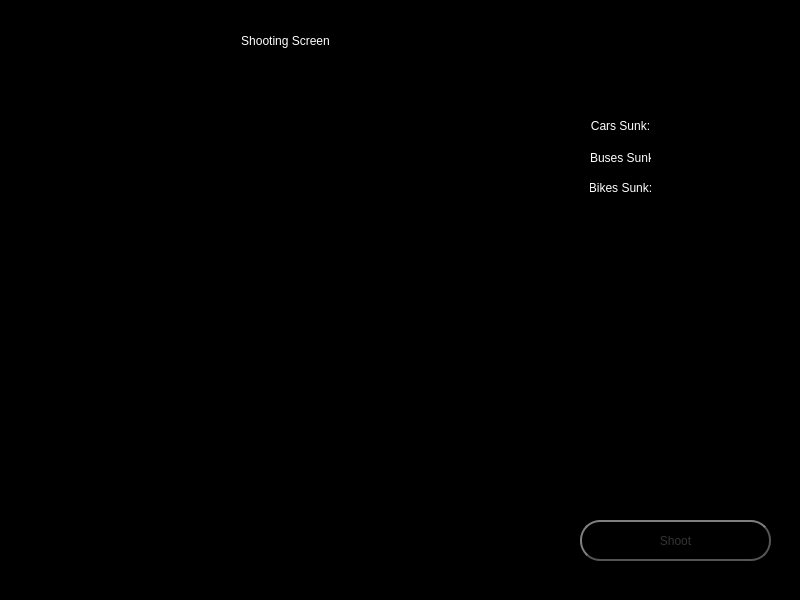
The window that FrontEndMain/FrontEndMain/menuwindow.ui (drewanderson17/BattleShips) describes before a commit, drawn with Qt 5.
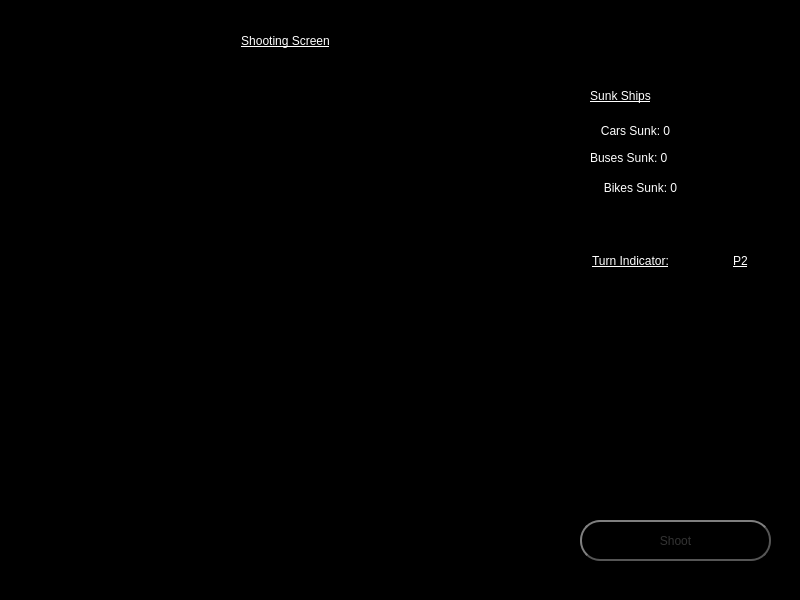
The same window after the commit. The open tabs and pages were chosen to show the change. Icons and pictures are not drawn.

Commit message: Added Ship and Grid files to FronEndMain

```diff
--- a/FrontEndMain/FrontEndMain/menuwindow.ui
+++ b/FrontEndMain/FrontEndMain/menuwindow.ui
@@ -1142,7 +1142,8 @@
        </rect>
       </property>
       <property name="styleSheet">
-       <string notr="true">font: 18pt &quot;MS Shell Dlg 2&quot;;
+       <string notr="true">font: 75 22pt &quot;MS Shell Dlg 2&quot;;
+text-decoration: underline;
 color: rgb(255, 255, 255);</string>
       </property>
       <property name="text">
@@ -1155,9 +1156,9 @@
      <widget class="QLabel" name="carsSunkLabel">
       <property name="geometry">
        <rect>
-        <x>590</x>
-        <y>115</y>
-        <width>61</width>
+        <x>580</x>
+        <y>120</y>
+        <width>111</width>
         <height>21</height>
        </rect>
       </property>
@@ -1165,7 +1166,7 @@
        <string notr="true">color: rgb(255, 255, 255);</string>
       </property>
       <property name="text">
-       <string>Cars Sunk:</string>
+       <string>Cars Sunk: 0</string>
       </property>
       <property name="alignment">
        <set>Qt::AlignCenter</set>
@@ -1176,7 +1177,7 @@
        <rect>
         <x>590</x>
         <y>150</y>
-        <width>61</width>
+        <width>101</width>
         <height>16</height>
        </rect>
       </property>
@@ -1184,7 +1185,7 @@
        <string notr="true">color: rgb(255, 255, 255);</string>
       </property>
       <property name="text">
-       <string>Buses Sunk:</string>
+       <string>Buses Sunk: 0</string>
       </property>
      </widget>
      <widget class="QLabel" name="BikesSunkLabel">
@@ -1192,7 +1193,7 @@
        <rect>
         <x>590</x>
         <y>180</y>
-        <width>61</width>
+        <width>101</width>
         <height>16</height>
        </rect>
       </property>
@@ -1200,7 +1201,7 @@
        <string notr="true">color: rgb(255, 255, 255);</string>
       </property>
       <property name="text">
-       <string>Bikes Sunk:</string>
+       <string>Bikes Sunk: 0</string>
       </property>
       <property name="alignment">
        <set>Qt::AlignCenter</set>
@@ -1248,6 +1249,69 @@
        <string>Shoot</string>
       </property>
      </widget>
+     <widget class="QLabel" name="shipsRemainLabel">
+      <property name="geometry">
+       <rect>
+        <x>550</x>
+        <y>80</y>
+        <width>141</width>
+        <height>31</height>
+       </rect>
+      </property>
+      <property name="styleSheet">
+       <string notr="true">color: rgb(255, 255, 255);
+text-decoration: underline;
+font: 75 20pt &quot;MS Shell Dlg 2&quot;;</string>
+      </property>
+      <property name="text">
+       <string>Sunk Ships</string>
+      </property>
+      <property name="alignment">
+       <set>Qt::AlignCenter</set>
+      </property>
+     </widget>
+     <widget class="QLabel" name="indiTitleLabelShotPage">
+      <property name="geometry">
+       <rect>
+        <x>550</x>
+        <y>250</y>
+        <width>161</width>
+        <height>21</height>
+       </rect>
+      </property>
+      <property name="styleSheet">
+       <string notr="true">color: rgb(255, 255, 255);
+font: 75 16pt &quot;MS Shell Dlg 2&quot;;
+text-decoration: underline;</string>
+      </property>
+      <property name="text">
+       <string>Turn Indicator:</string>
+      </property>
+      <property name="alignment">
+       <set>Qt::AlignCenter</set>
+      </property>
+     </widget>
+     <widget class="QLabel" name="turnIndiShotPage">
+      <property name="geometry">
+       <rect>
+        <x>710</x>
+        <y>240</y>
+        <width>61</width>
+        <height>41</height>
+       </rect>
+      </property>
+      <property name="styleSheet">
+       <string notr="true">color: rgb(255, 255, 255);
+font: 75 20pt &quot;MS Shell Dlg 2&quot;;
+text-decoration: underline;</string>
+      </property>
+      <property name="text">
+       <string>P2</string>
+      </property>
+      <property name="alignment">
+       <set>Qt::AlignCenter</set>
+      </property>
+     </widget>
     </widget>
     <widget class="QWidget" name="PassToOppo">
      <widget class="QFrame" name="PassWindowFrame">
```
Left out of the diff: 15 changed lines with no effect on the pictures. The commit also changes 6 other files.
